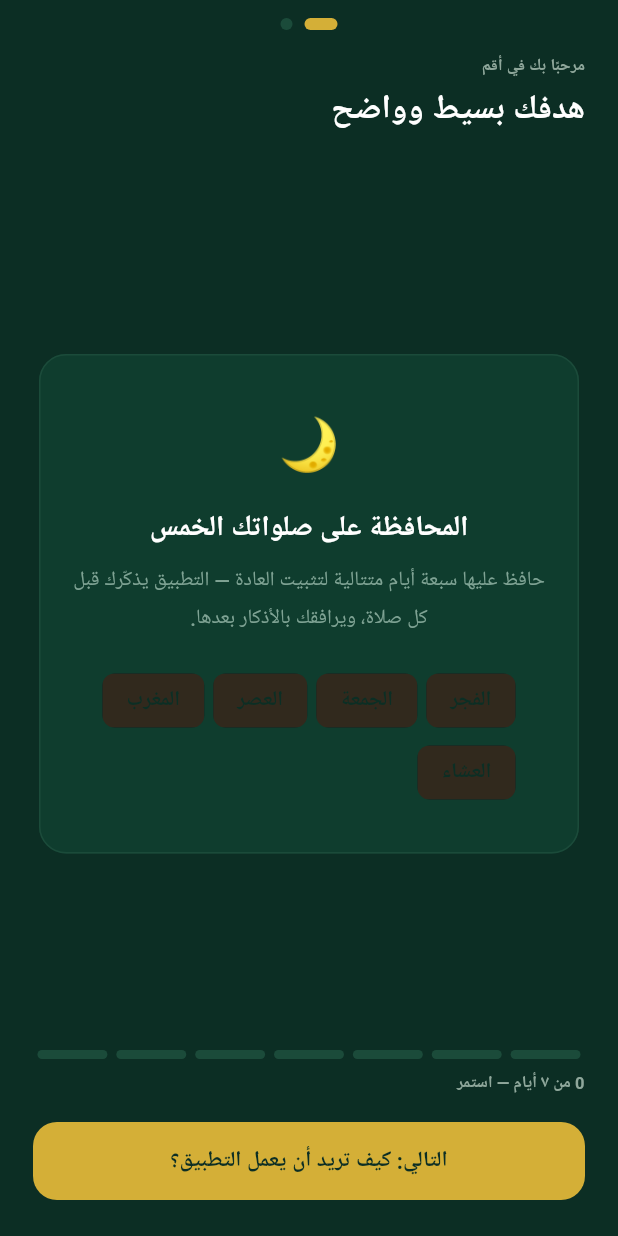
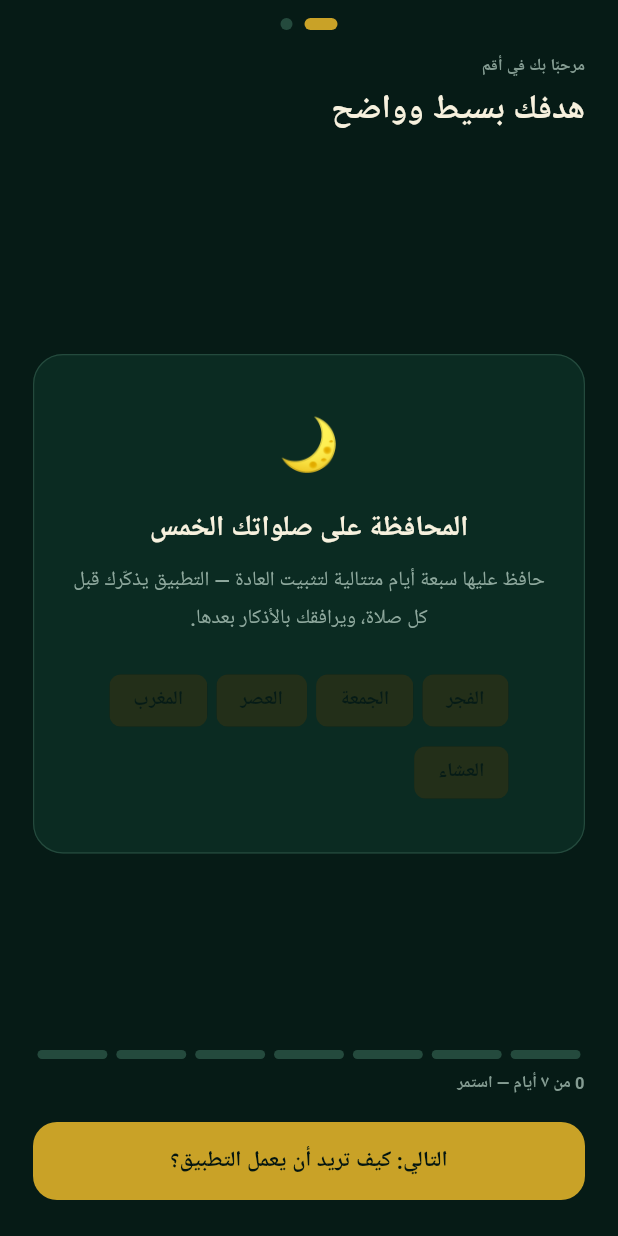
Before and after one commit to bdssmdkacem-dot/aqim, a Flutter app: the screen it shows after launch, on a phone screen of 412 x 824 dp. Run offline on Flutter 3.47's test engine with Material 3 defaults, Android fonts, the phone set to English and light mode, and no system bars; our stand-ins replace audioplayers, flutter_local_notifications, flutter_timezone, geolocator, google_fonts, google_mobile_ads and 3 more; missing offline and left inert: disable_battery_optimization; Roboto replaces fonts that are missing (Amiri, Cairo, Tajawal).

Commit message:
Refine Aqim theme with luxury emerald and antique gold palette

```diff
--- a/lib/theme/app_theme.dart
+++ b/lib/theme/app_theme.dart
@@ -1,38 +1,69 @@
 import 'package:flutter/material.dart';
 import 'package:google_fonts/google_fonts.dart';
 
-/// لوحة ألوان "أقم" الجديدة: أخضر إسلامي عميق وذهبي، مستوحاة من التصميم
-/// المرجعي — خلفيات داكنة، تفاصيل ذهبية، ونصوص بيضاء/كريمية.
+/// Aqim luxury palette — deep emerald, antique gold and warm ivory.
+/// The goal is a calm, premium Islamic aesthetic rather than a bright green UI.
 class AppColors {
-  static const ink = Color(0xFF0C2E24); // أخضر داكن جدًا (كان نيلي سابقًا)
-  static const inkSoft = Color(0xFF7FA394); // نص ثانوي فاتح على خلفية داكنة
-  static const surfaceDark = Color(0xFF0F3D2E); // أخضر البطاقات/الأزرار الداكنة
-  static const paper = Color(0xFFF7F4EC); // خلفية فاتحة (للنصوص الطويلة/الشاشات الثانوية)
-  static const paperLine = Color(0xFF1B4B3A); // خطوط فاصلة على الخلفية الداكنة
-  static const gold = Color(0xFFD4AF37);
-  static const goldSoft = Color(0xFFE8CE7A);
-  static const ember = Color(0xFFB5654A);
-  static const sage = Color(0xFF5B9E7A);
-  static const textMuted = Color(0xFF8FA79B);
+  // Deep emerald foundation.
+  static const ink = Color(0xFF061B16);
+  static const inkDeep = Color(0xFF041510);
+  static const inkSoft = Color(0xFF8FA99E);
+
+  // Rich green surfaces.
+  static const surfaceDark = Color(0xFF0B2B22);
+  static const surface = Color(0xFF10372C);
+  static const surfaceElevated = Color(0xFF153F32);
+
+  // Warm ivory / parchment.
+  static const paper = Color(0xFFF4EBD0);
+  static const paperLine = Color(0xFF244A3D);
+  static const ivory = Color(0xFFF7F1DE);
+
+  // Aqim signature gold.
+  static const gold = Color(0xFFC9A227);
+  static const goldSoft = Color(0xFFE5C766);
+  static const goldPale = Color(0xFFF0D98A);
+
+  // Supporting semantic colors.
+  static const ember = Color(0xFF9B5A43);
+  static const sage = Color(0xFF4D9670);
+  static const success = Color(0xFF3FA66B);
+  static const textMuted = Color(0xFF849C92);
 }
 
 class AppTheme {
   static TextTheme _textTheme(TextTheme base) {
     return base.copyWith(
+      headlineLarge: GoogleFonts.amiri(
+        fontSize: 28,
+        fontWeight: FontWeight.w700,
+        color: AppColors.ivory,
+      ),
       headlineMedium: GoogleFonts.amiri(
         fontSize: 22,
         fontWeight: FontWeight.w700,
-        color: Colors.white,
+        color: AppColors.ivory,
       ),
       headlineSmall: GoogleFonts.amiri(
         fontSize: 19,
         fontWeight: FontWeight.w700,
-        color: Colors.white,
+        color: AppColors.ivory,
+      ),
+      titleLarge: GoogleFonts.cairo(
+        fontSize: 17,
+        fontWeight: FontWeight.w700,
+        color: AppColors.ivory,
       ),
       titleMedium: GoogleFonts.cairo(
         fontSize: 15,
         fontWeight: FontWeight.w700,
-        color: Colors.white,
+        color: AppColors.ivory,
+      ),
+      bodyLarge: GoogleFonts.cairo(
+        fontSize: 14.5,
+        fontWeight: FontWeight.w500,
+        color: AppColors.ivory,
+        height: 1.7,
       ),
       bodyMedium: GoogleFonts.cairo(
         fontSize: 13.5,
@@ -40,74 +71,126 @@ class AppTheme {
         color: AppColors.inkSoft,
         height: 1.8,
       ),
+      labelLarge: GoogleFonts.tajawal(
+        fontSize: 13,
+        fontWeight: FontWeight.w700,
+        color: AppColors.ink,
+      ),
       labelSmall: GoogleFonts.tajawal(
         fontSize: 11,
         fontWeight: FontWeight.w600,
         color: AppColors.textMuted,
-        letterSpacing: 0.4,
+        letterSpacing: 0.35,
       ),
     );
   }
 
   static ThemeData dark() {
     final base = ThemeData.dark(useMaterial3: true);
+
     return base.copyWith(
       scaffoldBackgroundColor: AppColors.ink,
       primaryColor: AppColors.gold,
+      canvasColor: AppColors.ink,
       colorScheme: base.colorScheme.copyWith(
         primary: AppColors.gold,
+        onPrimary: AppColors.inkDeep,
         secondary: AppColors.goldSoft,
+        onSecondary: AppColors.inkDeep,
         surface: AppColors.surfaceDark,
+        onSurface: AppColors.ivory,
       ),
       textTheme: _textTheme(base.textTheme),
+
       appBarTheme: const AppBarTheme(
         backgroundColor: AppColors.ink,
+        surfaceTintColor: Colors.transparent,
         elevation: 0,
-        foregroundColor: Colors.white,
+        scrolledUnderElevation: 0,
+        foregroundColor: AppColors.ivory,
         centerTitle: true,
       ),
+
       cardTheme: CardThemeData(
         color: AppColors.surfaceDark,
         elevation: 0,
+        surfaceTintColor: Colors.transparent,
         shape: RoundedRectangleBorder(
-          borderRadius: BorderRadius.circular(18),
-          side: const BorderSide(color: AppColors.paperLine),
+          borderRadius: BorderRadius.circular(20),
+          side: const BorderSide(color: AppColors.paperLine, width: 0.8),
         ),
+        margin: EdgeInsets.zero,
       ),
+
       elevatedButtonTheme: ElevatedButtonThemeData(
         style: ElevatedButton.styleFrom(
           backgroundColor: AppColors.gold,
-          foregroundColor: AppColors.ink,
+          foregroundColor: AppColors.inkDeep,
           minimumSize: const Size.fromHeight(52),
-          textStyle: GoogleFonts.cairo(fontWeight: FontWeight.w700, fontSize: 14.5),
-          shape: RoundedRectangleBorder(borderRadius: BorderRadius.circular(16)),
+          textStyle: GoogleFonts.cairo(
+            fontWeight: FontWeight.w700,
+            fontSize: 14.5,
+          ),
+          shape: RoundedRectangleBorder(
+            borderRadius: BorderRadius.circular(16),
+          ),
           elevation: 0,
         ),
       ),
+
       outlinedButtonTheme: OutlinedButtonThemeData(
         style: OutlinedButton.styleFrom(
-          foregroundColor: Colors.white,
+          foregroundColor: AppColors.ivory,
           minimumSize: const Size.fromHeight(48),
-          side: const BorderSide(color: AppColors.paperLine),
-          textStyle: GoogleFonts.cairo(fontWeight: FontWeight.w600, fontSize: 13.5),
-          shape: RoundedRectangleBorder(borderRadius: BorderRadius.circular(16)),
+          side: const BorderSide(color: AppColors.paperLine, width: 0.9),
+          textStyle: GoogleFonts.cairo(
+            fontWeight: FontWeight.w600,
+            fontSize: 13.5,
+          ),
+          shape: RoundedRectangleBorder(
+            borderRadius: BorderRadius.circular(16),
+          ),
         ),
       ),
+
       dividerColor: AppColors.paperLine,
+
+      inputDecorationTheme: InputDecorationTheme(
+        filled: true,
+        fillColor: AppColors.surfaceDark,
+        hintStyle: GoogleFonts.cairo(color: AppColors.textMuted),
+        labelStyle: GoogleFonts.cairo(color: AppColors.inkSoft),
+        enabledBorder: OutlineInputBorder(
+          borderRadius: BorderRadius.circular(16),
+          borderSide: const BorderSide(color: AppColors.paperLine),
+        ),
+        focusedBorder: OutlineInputBorder(
+          borderRadius: BorderRadius.circular(16),
+          borderSide: const BorderSide(color: AppColors.gold, width: 1.2),
+        ),
+      ),
+
       switchTheme: SwitchThemeData(
         thumbColor: WidgetStateProperty.resolveWith(
-          (states) => states.contains(WidgetState.selected) ? AppColors.gold : Colors.white70,
+          (states) => states.contains(WidgetState.selected)
+              ? AppColors.gold
+              : AppColors.ivory,
         ),
         trackColor: WidgetStateProperty.resolveWith(
           (states) => states.contains(WidgetState.selected)
-              ? AppColors.gold.withOpacity(0.4)
-              : Colors.white24,
+              ? AppColors.gold.withOpacity(0.35)
+              : Colors.white12,
+        ),
+        trackOutlineColor: WidgetStateProperty.resolveWith(
+          (states) => states.contains(WidgetState.selected)
+              ? AppColors.gold.withOpacity(0.65)
+              : AppColors.paperLine,
         ),
       ),
     );
   }
 
-  /// أُبقيت للتوافق مع الشاشات التي قد تستدعي الثيم الفاتح القديم؛ التطبيق
-  /// الآن يستعمل dark() افتراضيًا فـ main.dart.
+  /// Kept for compatibility with screens that still request the light theme.
+  /// Aqim intentionally uses the luxury dark theme as its primary visual identity.
   static ThemeData light() => dark();
 }
```
